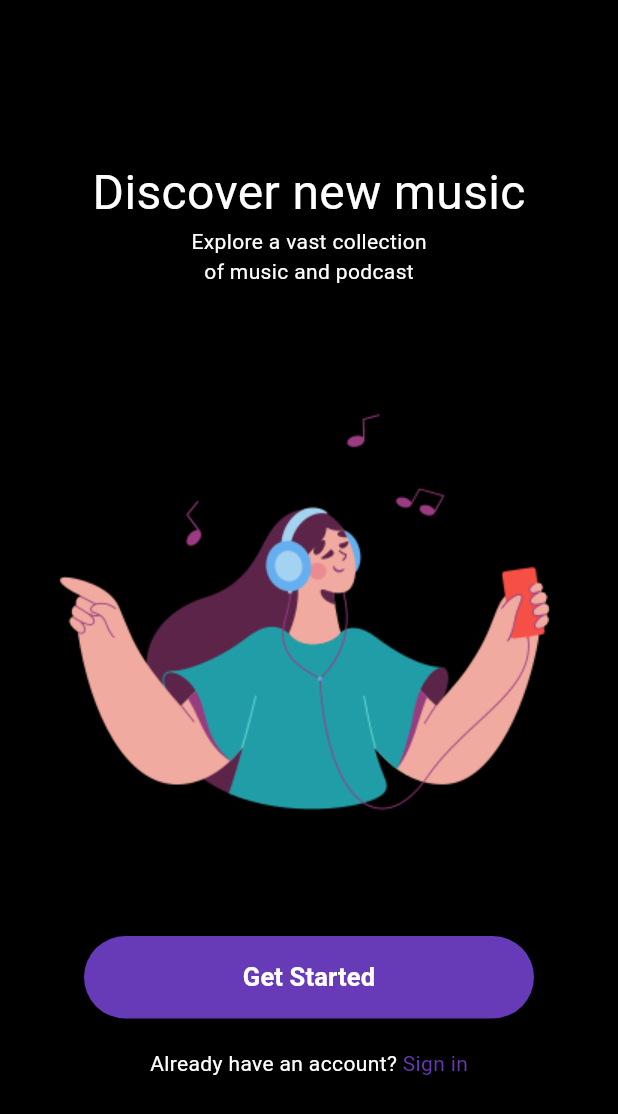
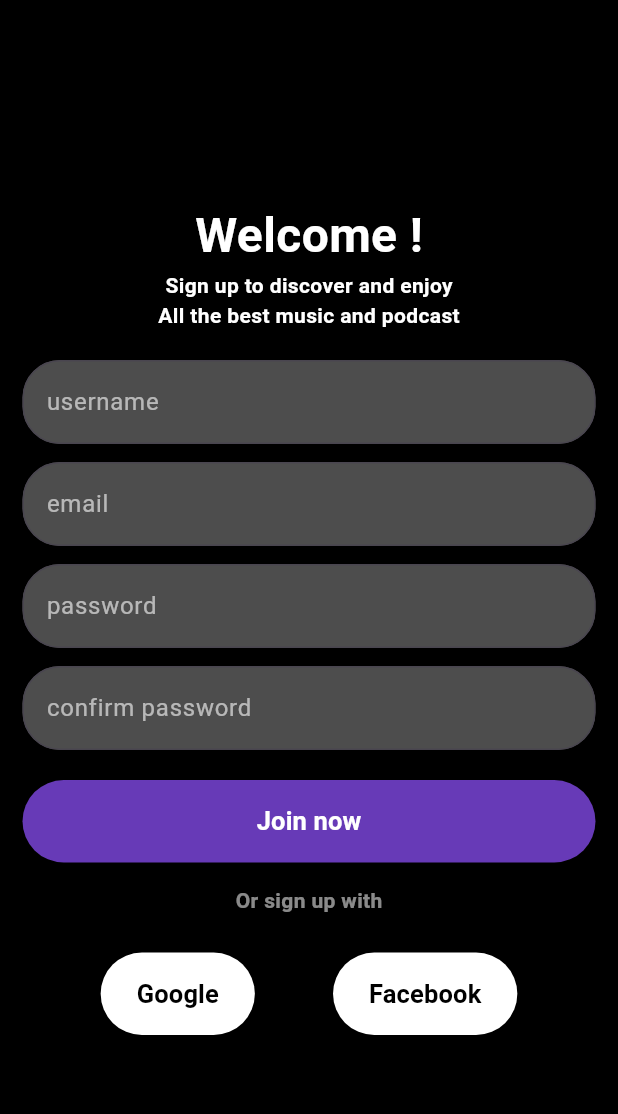
Before and after one commit to danielosi2/tunecast, a Flutter app: the screen it shows after launch, after a tap on "Get Started", on a phone screen of 412 x 824 dp. Shown: the top 1114 px of the screen. Run offline on Flutter 3.47's test engine with Material 2 defaults, Android fonts, the phone set to English and light mode, and no system bars.

Commit message:
auth page and welcome page update

```diff
--- /dev/null
+++ b/lib/screens/signup_page.dart
@@ -0,0 +1,86 @@
+import 'package:flutter/material.dart';
+import 'package:tunecast/widget/button.dart';
+import 'package:tunecast/widget/text_filled.dart';
+
+class SignUpScreen extends StatelessWidget {
+  const SignUpScreen({super.key});
+
+  @override
+  Widget build(BuildContext context) {
+    return Scaffold(
+      backgroundColor: Colors.black,
+      body: Center(
+        child: SingleChildScrollView(
+          child: Padding(
+            padding: const EdgeInsets.all(15.0),
+            child: Column(
+              mainAxisAlignment: MainAxisAlignment.center,
+              crossAxisAlignment: CrossAxisAlignment.center,
+              children: [
+                const Text(
+                  'Welcome !',
+                  style: TextStyle(fontSize: 32, color: Colors.white, fontWeight: FontWeight.bold),
+                ),
+                const Text(
+                  'Sign up to discover and enjoy',
+                  style: TextStyle(color: Colors.white, fontWeight: FontWeight.bold),
+                ),
+                const Text(
+                  'All the best music and podcast',
+                  style: TextStyle(color: Colors.white, fontWeight: FontWeight.bold),
+                ),
+                const SizedBox(height: 20),
+                const CustomTextFilled(hint: 'username'),
+                const SizedBox(height: 12),
+                const CustomTextFilled(hint: 'email'),
+                const SizedBox(height: 12),
+                const CustomTextFilled(hint: 'password'),
+                const SizedBox(height: 12),
+                const CustomTextFilled(hint: 'confirm password'),
+                const SizedBox(height: 20),
+                SizedBox(
+                  height: 55,
+                  child: ElevatedButton(
+                    onPressed: () {},
+                    style: const ButtonStyle(
+                      foregroundColor: MaterialStatePropertyAll<Color>(Colors.white),
+                      backgroundColor: MaterialStatePropertyAll<Color>(Colors.deepPurple),
+                    ),
+                    child: const Row(
+                      mainAxisAlignment: MainAxisAlignment.center,
+                      children: [
+                        Text(
+                          "Join now",
+                          style: TextStyle(
+                            color: Colors.white,
+                            fontWeight: FontWeight.bold,
+                            fontSize: 17,
+                          ),
+                        ),
+                      ],
+                    ),
+                  ),
+                ),
+                const SizedBox(
+                  height: 15,
+                ),
+                const Text(
+                  'Or sign up with',
+                  style: TextStyle(color: Colors.white54, fontWeight: FontWeight.bold),
+                ),
+                const SizedBox(height: 25),
+                const Row(
+                  mainAxisAlignment: MainAxisAlignment.spaceEvenly,
+                  children: [
+                    FixedButton(label: 'Google'),
+                    FixedButton(label: 'Facebook'),
+                  ],
+                )
+              ],
+            ),
+          ),
+        ),
+      ),
+    );
+  }
+}
--- a/lib/screens/welcome_page.dart
+++ b/lib/screens/welcome_page.dart
@@ -1,4 +1,6 @@
 import 'package:flutter/material.dart';
+import 'package:tunecast/screens/login_page.dart';
+import 'package:tunecast/screens/signup_page.dart';
 
 class WelcomScreen extends StatelessWidget {
   const WelcomScreen({super.key});
@@ -15,15 +17,15 @@ class WelcomScreen extends StatelessWidget {
           children: [
             const Text(
               'Discover new music',
-              style: TextStyle(fontSize: 32, color: Colors.white),
+              style: TextStyle(fontSize: 32, color: Colors.white, fontWeight: FontWeight.bold),
             ),
             const Text(
               'Explore a vast collection',
-              style: TextStyle(color: Colors.white),
+              style: TextStyle(color: Colors.white, fontWeight: FontWeight.bold),
             ),
             const Text(
               'of music and podcast',
-              style: TextStyle(color: Colors.white),
+              style: TextStyle(color: Colors.white, fontWeight: FontWeight.bold),
             ),
             const SizedBox(height: 35),
             Image.asset(
@@ -31,10 +33,13 @@ class WelcomScreen extends StatelessWidget {
             ),
             const SizedBox(height: 30),
             SizedBox(
-              width: 300,
               height: 55,
               child: ElevatedButton(
-                onPressed: () {},
+                onPressed: () {
+                  Navigator.of(context).push(MaterialPageRoute(
+                    builder: (context) => const SignUpScreen(),
+                  ));
+                },
                 style: const ButtonStyle(
                   foregroundColor: MaterialStatePropertyAll<Color>(Colors.white),
                   backgroundColor: MaterialStatePropertyAll<Color>(Colors.deepPurple),
@@ -63,7 +68,11 @@ class WelcomScreen extends StatelessWidget {
                   style: TextStyle(color: Colors.white),
                 ),
                 GestureDetector(
-                  onTap: () {},
+                  onTap: () {
+                    Navigator.of(context).push(MaterialPageRoute(
+                      builder: (context) => const LoginScreen(),
+                    ));
+                  },
                   child: const Text(
                     'Sign in',
                     style: TextStyle(color: Colors.deepPurple),
--- /dev/null
+++ b/lib/widget/button.dart
@@ -0,0 +1,33 @@
+import 'package:flutter/material.dart';
+
+class FixedButton extends StatelessWidget {
+  const FixedButton({super.key, required this.label});
+
+  final String label;
+
+  @override
+  Widget build(BuildContext context) {
+    return SizedBox(
+      height: 55,
+      child: ElevatedButton(
+        onPressed: () {},
+        style: const ButtonStyle(
+          foregroundColor: MaterialStatePropertyAll<Color>(Colors.black),
+          backgroundColor: MaterialStatePropertyAll<Color>(Colors.white),
+        ),
+        child: Row(
+          mainAxisAlignment: MainAxisAlignment.center,
+          children: [
+            Text(
+              label,
+              style: const TextStyle(
+                fontWeight: FontWeight.bold,
+                fontSize: 17,
+              ),
+            ),
+          ],
+        ),
+      ),
+    );
+  }
+}
--- /dev/null
+++ b/lib/widget/text_filled.dart
@@ -0,0 +1,27 @@
+import 'package:flutter/material.dart';
+
+class CustomTextFilled extends StatefulWidget {
+  const CustomTextFilled({super.key, required this.hint});
+
+  final String hint;
+
+  @override
+  State<CustomTextFilled> createState() => _CustomTextFilledState();
+}
+
+class _CustomTextFilledState extends State<CustomTextFilled> {
+  @override
+  Widget build(BuildContext context) {
+    return TextField(
+      decoration: InputDecoration(
+        border: OutlineInputBorder(
+          borderRadius: BorderRadius.circular(25.0),
+        ),
+        filled: true,
+        hintStyle: const TextStyle(color: Colors.white60),
+        hintText: widget.hint,
+        fillColor: Colors.white30,
+      ),
+    );
+  }
+}
```
